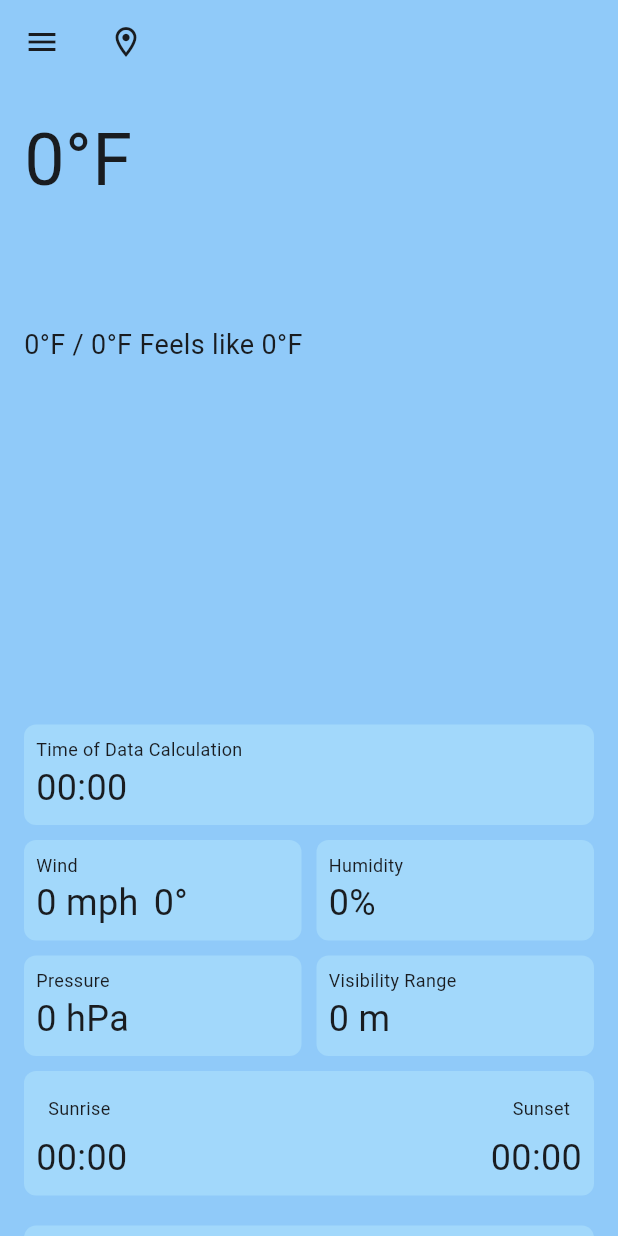
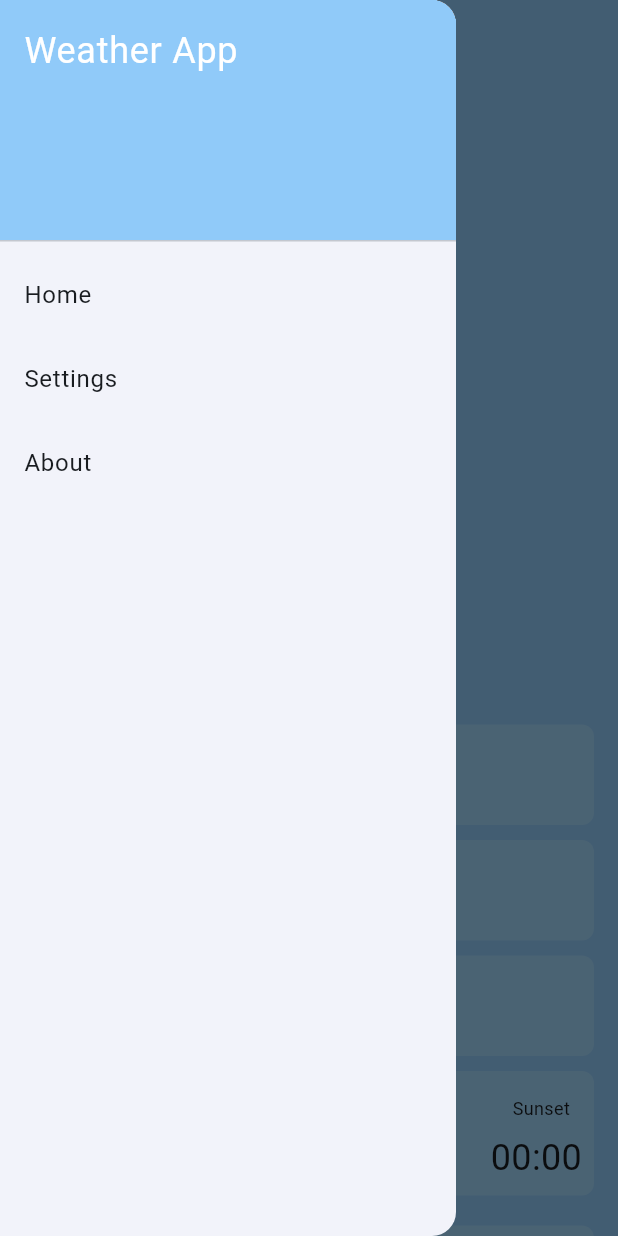
Before and after one commit to jsierradiaz/weather-mobile-app, a Flutter app: the screen it shows after launch, with the side drawer open (before the commit the screen has no drawer), on a phone screen of 412 x 824 dp. Run offline on Flutter 3.47's test engine with Material 3 defaults, Android fonts, the phone set to English and light mode, and no system bars; our stand-ins replace flutter_dotenv, location.

Commit message:
Started Drawer Feat.

```diff
--- a/lib/screens/weather.dart
+++ b/lib/screens/weather.dart
@@ -8,6 +8,7 @@ import 'package:weather_mobile_app/services/weather_service.dart';
 import 'package:weather_mobile_app/widgets/city_details.dart';
 import 'package:weather_mobile_app/widgets/current_weather.dart';
 import 'package:weather_mobile_app/widgets/forecast.dart';
+import 'package:weather_mobile_app/widgets/main_drawer.dart';
 import 'package:weather_mobile_app/widgets/weather_details.dart';
 
 class Weather extends StatefulWidget {
@@ -89,11 +90,14 @@ class _WeatherState extends State<Weather> {
             const Icon(Icons.location_on_outlined),
           ],
         ),
-        leading: IconButton(
-          icon: const Icon(Icons.menu),
-          onPressed: () {},
-        ),
+        // leading: IconButton(
+        //   icon: const Icon(Icons.menu),
+        //   onPressed: () {
+        //     Scaffold.of(context).openDrawer();
+        //   },
+        // ),
       ),
+      drawer: MainDrawer(),
       body: RefreshIndicator(
         key: _refreshIndicatorKey,
         onRefresh: () async {
--- /dev/null
+++ b/lib/widgets/main_drawer.dart
@@ -0,0 +1,45 @@
+import 'package:flutter/material.dart';
+
+class MainDrawer extends StatelessWidget {
+  const MainDrawer({Key? key}) : super(key: key);
+
+  @override
+  Widget build(BuildContext context) {
+    return Drawer(
+      child: ListView(
+        children: [
+          DrawerHeader(
+            decoration: BoxDecoration(
+              color: Theme.of(context).colorScheme.primary,
+            ),
+            child: const Text(
+              'Weather App',
+              style: TextStyle(
+                color: Colors.white,
+                fontSize: 24,
+              ),
+            ),
+          ),
+          ListTile(
+            title: const Text('Home'),
+            onTap: () {
+              Navigator.pop(context);
+            },
+          ),
+          ListTile(
+            title: const Text('Settings'),
+            onTap: () {
+              Navigator.pop(context);
+            },
+          ),
+          ListTile(
+            title: const Text('About'),
+            onTap: () {
+              Navigator.pop(context);
+            },
+          ),
+        ],
+      ),
+    );
+  }
+}
```
